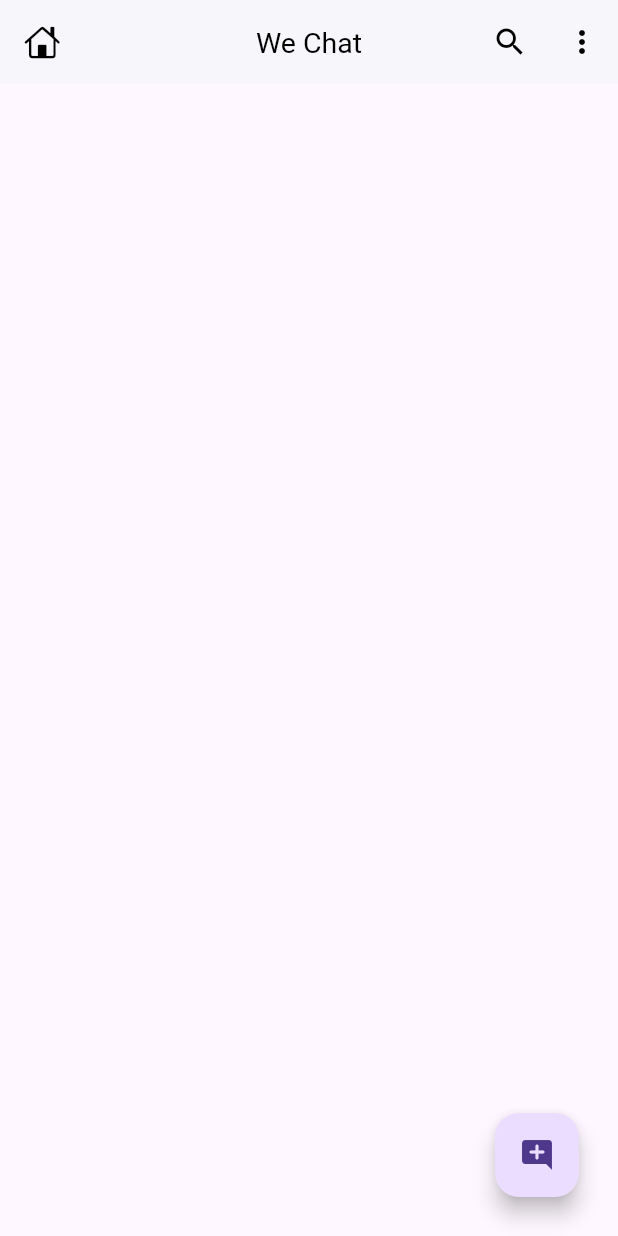
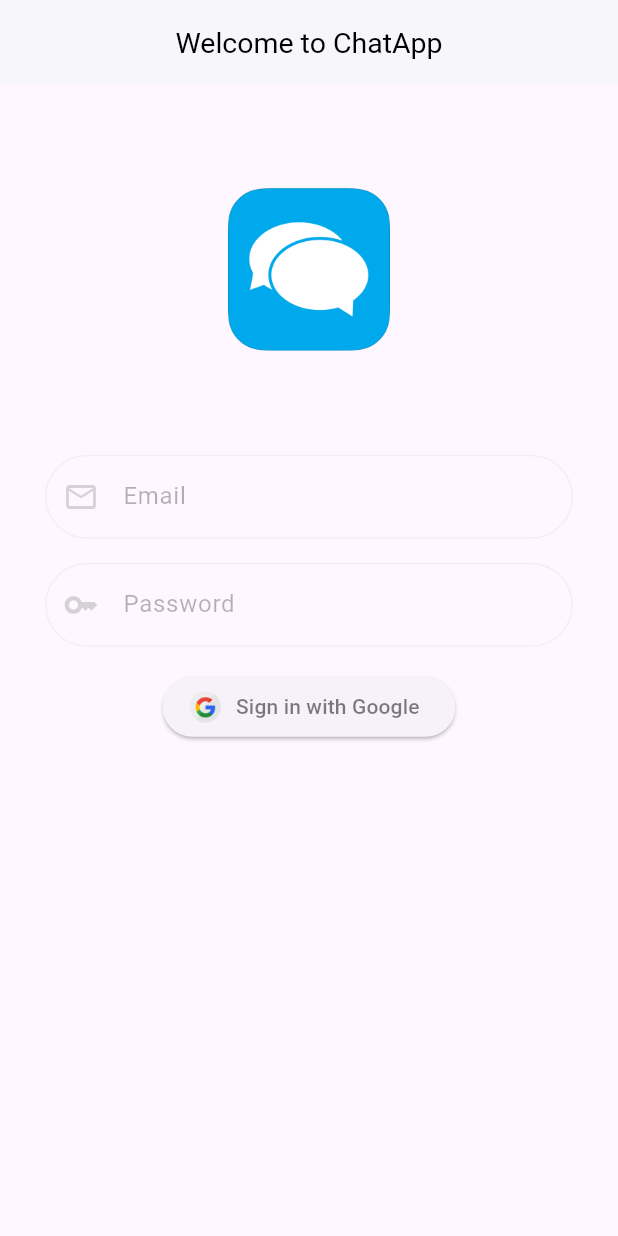
Before and after one commit to yaosuhuy/chat_app, a Flutter app: the screen it shows after launch, on a phone screen of 412 x 824 dp. Run offline on Flutter 3.47's test engine with Material 3 defaults, Android fonts, the phone set to English and light mode, and no system bars.

Commit message:
working on login ui and splash ui

```diff
--- a/lib/main.dart
+++ b/lib/main.dart
@@ -1,3 +1,4 @@
+import 'package:chat_app/screens/auth/login_screen.dart';
 import 'package:chat_app/screens/home_screen.dart';
 import 'package:flutter/material.dart';
 
@@ -25,7 +26,7 @@ class MyApp extends StatelessWidget {
           ),
         ),
       ),
-      home: const HomeScreen(),
+      home: const LoginScreen(),
     );
   }
 }
--- /dev/null
+++ b/lib/screens/auth/login_screen.dart
@@ -0,0 +1,118 @@
+import 'package:flutter/cupertino.dart';
+import 'package:flutter/material.dart';
+
+class LoginScreen extends StatefulWidget {
+  const LoginScreen({super.key});
+
+  @override
+  State<LoginScreen> createState() => _LoginScreenState();
+}
+
+class _LoginScreenState extends State<LoginScreen> {
+  // mq = MediaQuery.of(context).size;
+  @override
+  Widget build(BuildContext context) {
+    return Scaffold(
+      appBar: AppBar(
+        automaticallyImplyLeading: false, // make space for the left space
+        title: const Text('Welcome to ChatApp'),
+      ),
+      body: Column(
+        children: [
+          Align(
+            alignment: Alignment.topCenter,
+            child: Image(
+              image: AssetImage(
+                'assets/images/logo.png',
+              ),
+              width: MediaQuery.of(context).size.width * 0.3,
+              height: MediaQuery.of(context).size.height * 0.3,
+            ),
+          ),
+          Padding(
+            padding: const EdgeInsets.symmetric(horizontal: 30),
+            child: TextField(
+              decoration: InputDecoration(
+                enabledBorder: OutlineInputBorder(
+                  borderSide:
+                      BorderSide(color: const Color.fromARGB(10, 0, 0, 0)),
+                  borderRadius: BorderRadius.all(
+                    Radius.circular(30),
+                  ),
+                ),
+                focusedBorder: OutlineInputBorder(
+                  borderSide:
+                      BorderSide(color: const Color.fromARGB(52, 0, 0, 0)),
+                  borderRadius: BorderRadius.all(
+                    Radius.circular(30),
+                  ),
+                ),
+                prefixIcon: Icon(
+                  Icons.email_outlined,
+                  color: const Color.fromARGB(40, 0, 0, 0),
+                ),
+                hintText: 'Email',
+                hintStyle: TextStyle(
+                  color: const Color.fromARGB(75, 0, 0, 0),
+                ),
+              ),
+            ),
+          ),
+          SizedBox(height: 16),
+          Padding(
+            padding: const EdgeInsets.symmetric(horizontal: 30),
+            child: TextField(
+              decoration: InputDecoration(
+                enabledBorder: OutlineInputBorder(
+                  borderSide:
+                      BorderSide(color: const Color.fromARGB(10, 0, 0, 0)),
+                  borderRadius: BorderRadius.all(
+                    Radius.circular(30),
+                  ),
+                ),
+                focusedBorder: OutlineInputBorder(
+                  borderSide:
+                      BorderSide(color: const Color.fromARGB(52, 0, 0, 0)),
+                  borderRadius: BorderRadius.all(
+                    Radius.circular(30),
+                  ),
+                ),
+                prefixIcon: Icon(
+                  Icons.key_outlined,
+                  color: const Color.fromARGB(40, 0, 0, 0),
+                ),
+                hintText: 'Password',
+                hintStyle: TextStyle(
+                  color: const Color.fromARGB(75, 0, 0, 0),
+                ),
+              ),
+            ),
+          ),
+          SizedBox(height: 16),
+          Padding(
+            padding: const EdgeInsets.symmetric(
+              horizontal: 40,
+            ),
+            child: ElevatedButton.icon(
+              onPressed: () {},
+              icon: SizedBox(
+                width: 25,
+                height: 25,
+                child: Image(
+                  image: AssetImage('assets/images/google_logo.png'),
+                  fit: BoxFit.cover,
+                ),
+              ),
+              label: Text(
+                "Sign in with Google",
+                style: TextStyle(
+                  color: Color.fromARGB(130, 0, 0, 0),
+                ),
+              ),
+            ),
+          ),
+        ],
+      ),
+    );
+  }
+}
--- a/lib/screens/home_screen.dart
+++ b/lib/screens/home_screen.dart
@@ -1,5 +1,8 @@
 import 'package:flutter/cupertino.dart';
 import 'package:flutter/material.dart';
+
+late Size mq;
+// define a variable but not using it now
 
 class HomeScreen extends StatefulWidget {
   const HomeScreen({super.key});
@@ -14,7 +17,7 @@ class _HomeScreenState extends State<HomeScreen> {
     return Scaffold(
       appBar: AppBar(
         leading: Icon(CupertinoIcons.home),
-        title: const Text('We Chat'),
+        title: const Text('ChatApp'),
         actions: [
           IconButton(
             onPressed: () {},
```
Also changed, not shown: pubspec.yaml (+8 -13 lines), assets/images/google_logo.png (added), assets/images/logo.png (added), pubspec.lock, 13 other files.
